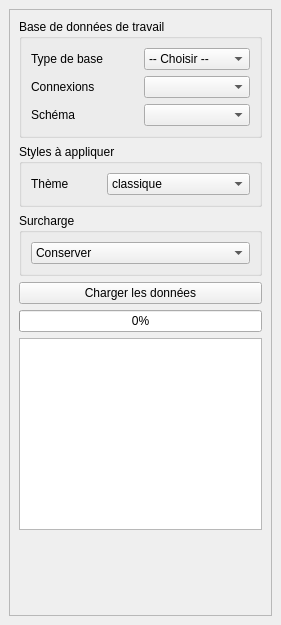
This is forms/qadastre_search_form.ui in 3liz/QgisCadastrePlugin as Qt 5 draws it before an edit. The edited form follows.
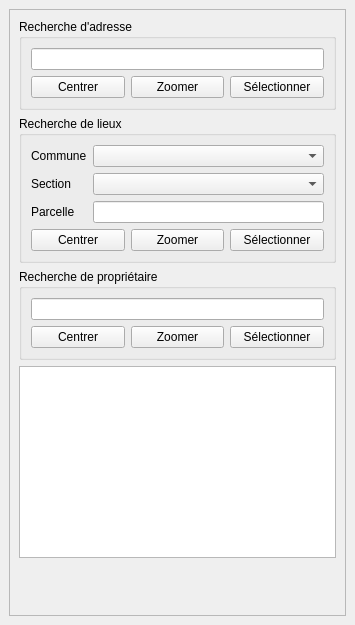
This is the edited form.

Commit message: Recherche - interface et recherche par commune et section

Patch:
```diff
--- a/forms/qadastre_search_form.ui
+++ b/forms/qadastre_search_form.ui
@@ -6,7 +6,7 @@
    <rect>
     <x>0</x>
     <y>0</y>
-    <width>281</width>
+    <width>355</width>
     <height>625</height>
    </rect>
   </property>
@@ -25,7 +25,7 @@
         <rect>
          <x>0</x>
          <y>0</y>
-         <width>261</width>
+         <width>335</width>
          <height>580</height>
         </rect>
        </property>
@@ -33,57 +33,35 @@
         <item>
          <widget class="QGroupBox" name="groupBox">
           <property name="title">
-           <string>Base de données de travail</string>
+           <string>Recherche d'adresse</string>
           </property>
           <layout class="QVBoxLayout" name="verticalLayout_6">
            <item>
-            <layout class="QGridLayout" name="gridLayout">
-             <item row="1" column="1">
-              <widget class="QComboBox" name="liDbConnection"/>
-             </item>
-             <item row="1" column="0">
-              <widget class="QLabel" name="label_2">
+            <widget class="QLineEdit" name="inAdresse"/>
+           </item>
+           <item>
+            <layout class="QHBoxLayout" name="horizontalLayout">
+             <item>
+              <widget class="QPushButton" name="btCentrerAdresse">
                <property name="text">
-                <string>Connexions</string>
+                <string>Centrer</string>
                </property>
               </widget>
              </item>
-             <item row="2" column="0">
-              <widget class="QLabel" name="label_3">
+             <item>
+              <widget class="QPushButton" name="btZoomerAdresse">
                <property name="text">
-                <string>Schéma</string>
+                <string>Zoomer</string>
                </property>
               </widget>
              </item>
-             <item row="2" column="1">
-              <widget class="QComboBox" name="liDbSchema"/>
-             </item>
-             <item row="0" column="0">
-              <widget class="QLabel" name="label">
+             <item>
+              <widget class="QPushButton" name="btSelectionnerAdresse">
                <property name="text">
-                <string>Type de base</string>
+                <string>Sélectionner</string>
                </property>
               </widget>
              </item>
-             <item row="0" column="1">
-              <widget class="QComboBox" name="liDbType">
-               <item>
-                <property name="text">
-                 <string>-- Choisir --</string>
-                </property>
-               </item>
-               <item>
-                <property name="text">
-                 <string>Postgis</string>
-                </property>
-               </item>
-               <item>
-                <property name="text">
-                 <string>Spatialite</string>
-                </property>
-               </item>
-              </widget>
-             </item>
             </layout>
            </item>
           </layout>
@@ -92,12 +70,12 @@
         <item>
          <widget class="QGroupBox" name="groupBox_5">
           <property name="title">
-           <string>Styles à appliquer</string>
+           <string>Recherche de lieux</string>
           </property>
           <layout class="QVBoxLayout" name="verticalLayout_14">
            <item>
-            <layout class="QHBoxLayout" name="horizontalLayout_8">
-             <item>
+            <layout class="QGridLayout" name="gridLayout">
+             <item row="0" column="0">
               <widget class="QLabel" name="label_12">
                <property name="maximumSize">
                 <size>
@@ -106,17 +84,56 @@
                 </size>
                </property>
                <property name="text">
-                <string>Thème</string>
+                <string>Commune</string>
                </property>
               </widget>
              </item>
+             <item row="2" column="1">
+              <widget class="QLineEdit" name="inParcelle"/>
+             </item>
+             <item row="2" column="0">
+              <widget class="QLabel" name="label_2">
+               <property name="text">
+                <string>Parcelle</string>
+               </property>
+              </widget>
+             </item>
+             <item row="1" column="0">
+              <widget class="QLabel" name="label">
+               <property name="text">
+                <string>Section</string>
+               </property>
+              </widget>
+             </item>
+             <item row="0" column="1">
+              <widget class="QComboBox" name="liCommune"/>
+             </item>
+             <item row="1" column="1">
+              <widget class="QComboBox" name="liSection"/>
+             </item>
+            </layout>
+           </item>
+           <item>
+            <layout class="QHBoxLayout" name="horizontalLayout_2">
              <item>
-              <widget class="QComboBox" name="liTheme">
-               <item>
-                <property name="text">
-                 <string>classique</string>
-                </property>
-               </item>
+              <widget class="QPushButton" name="btCentrerLieu">
+               <property name="text">
+                <string>Centrer</string>
+               </property>
+              </widget>
+             </item>
+             <item>
+              <widget class="QPushButton" name="btZoomerLieu">
+               <property name="text">
+                <string>Zoomer</string>
+               </property>
+              </widget>
+             </item>
+             <item>
+              <widget class="QPushButton" name="btSelectionnerLieu">
+               <property name="text">
+                <string>Sélectionner</string>
+               </property>
               </widget>
              </item>
             </layout>
@@ -127,48 +144,40 @@
         <item>
          <widget class="QGroupBox" name="groupBox_6">
           <property name="title">
-           <string>Surcharge</string>
+           <string>Recherche de propriétaire</string>
           </property>
           <layout class="QVBoxLayout" name="verticalLayout_15">
            <item>
-            <widget class="QComboBox" name="liOverrideLayer">
-             <property name="toolTip">
-              <string>&lt;html&gt;&lt;head/&gt;&lt;body&gt;&lt;p&gt;Comportement lors du chargement si des données sont déjà ouvertes dans le projet&lt;/p&gt;&lt;/body&gt;&lt;/html&gt;</string>
-             </property>
+            <widget class="QLineEdit" name="inProprietaire"/>
+           </item>
+           <item>
+            <layout class="QHBoxLayout" name="horizontalLayout_3">
              <item>
-              <property name="text">
-               <string>Conserver</string>
-              </property>
+              <widget class="QPushButton" name="btCentrerProprietaire">
+               <property name="text">
+                <string>Centrer</string>
+               </property>
+              </widget>
              </item>
              <item>
-              <property name="text">
-               <string>Remplacer</string>
-              </property>
+              <widget class="QPushButton" name="btZoomerProprietaire">
+               <property name="text">
+                <string>Zoomer</string>
+               </property>
+              </widget>
              </item>
              <item>
-              <property name="text">
-               <string>Tout annuler</string>
-              </property>
+              <widget class="QPushButton" name="btSelectionnerProprietaire">
+               <property name="text">
+                <string>Sélectionner</string>
+               </property>
+              </widget>
              </item>
-            </widget>
+            </layout>
            </item>
           </layout>
          </widget>
         </item>
-        <item>
-         <widget class="QPushButton" name="btProcessLoading">
-          <property name="text">
-           <string>Charger les données</string>
-          </property>
-         </widget>
-        </item>
-        <item>
-         <widget class="QProgressBar" name="pbProcess">
-          <property name="value">
-           <number>0</number>
-          </property>
-         </widget>
-        </item>
         <item>
          <widget class="QTextEdit" name="txtLog">
           <property name="html">
```
Left out of the diff: 8 changed lines with no effect on the pictures. The commit also changes 8 other files.
